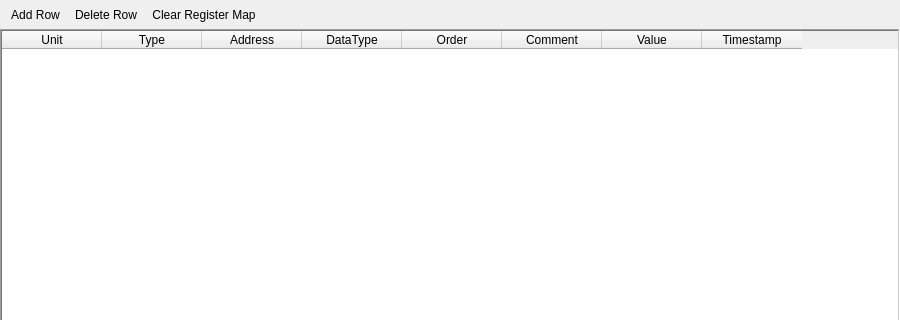
sanny32/OpenModSim, file src/formregistermapview.ui: the form before one commit; both pictures show x 0 to 900 and y 0 to 320 of the 900 by 480 pixel window.
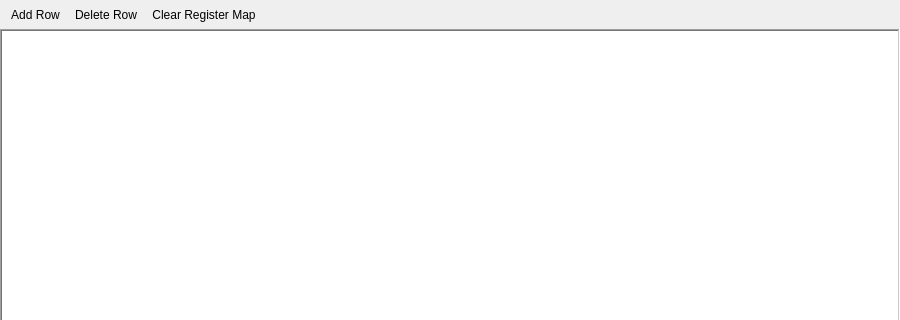
The form after the commit. Icons and pictures are not drawn.

Commit message: refactor: Added RegisterMapDataModel and filters at FormRegisterMapView

```diff
--- a/src/formregistermapview.ui
+++ b/src/formregistermapview.ui
@@ -43,7 +43,7 @@
     </widget>
    </item>
    <item>
-    <widget class="QTableWidget" name="tableWidget">
+    <widget class="QTableView" name="tableView">
      <property name="frameShape">
       <enum>QFrame::Shape::WinPanel</enum>
      </property>
@@ -56,46 +56,6 @@
      <property name="selectionBehavior">
       <enum>QAbstractItemView::SelectionBehavior::SelectRows</enum>
      </property>
-     <column>
-      <property name="text">
-       <string>Unit</string>
-      </property>
-     </column>
-     <column>
-      <property name="text">
-       <string>Type</string>
-      </property>
-     </column>
-     <column>
-      <property name="text">
-       <string>Address</string>
-      </property>
-     </column>
-     <column>
-      <property name="text">
-       <string>DataType</string>
-      </property>
-     </column>
-     <column>
-      <property name="text">
-       <string>Order</string>
-      </property>
-     </column>
-     <column>
-      <property name="text">
-       <string>Comment</string>
-      </property>
-     </column>
-     <column>
-      <property name="text">
-       <string>Value</string>
-      </property>
-     </column>
-     <column>
-      <property name="text">
-       <string>Timestamp</string>
-      </property>
-     </column>
     </widget>
    </item>
   </layout>
```
The commit also changes 8 other files.
